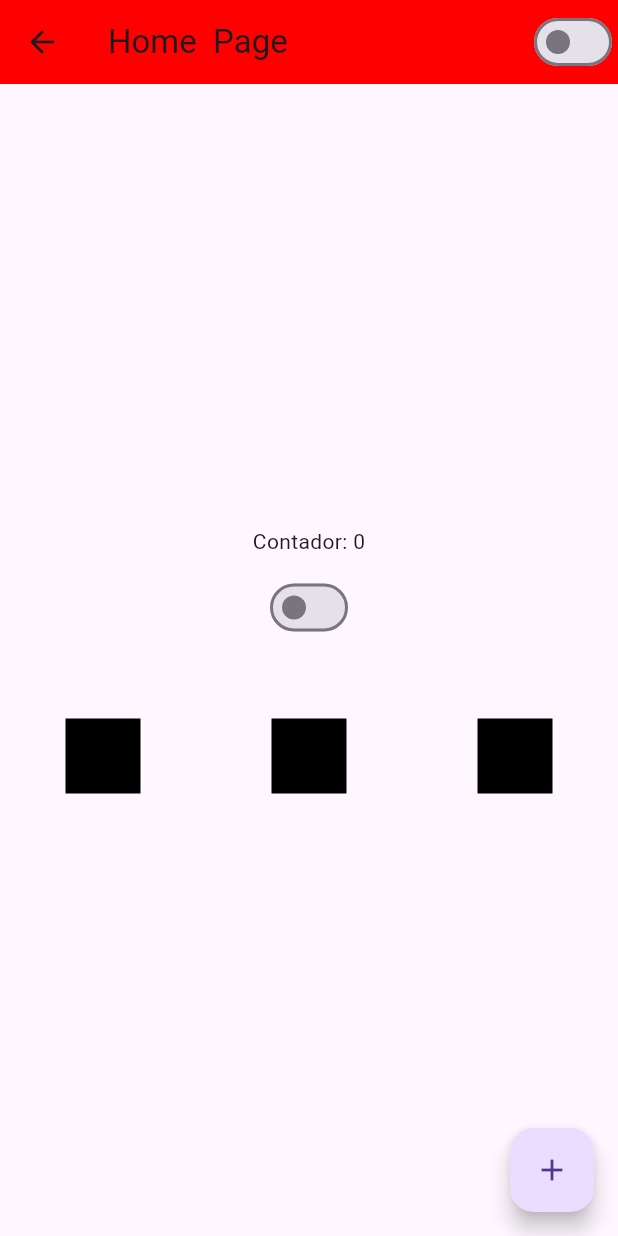
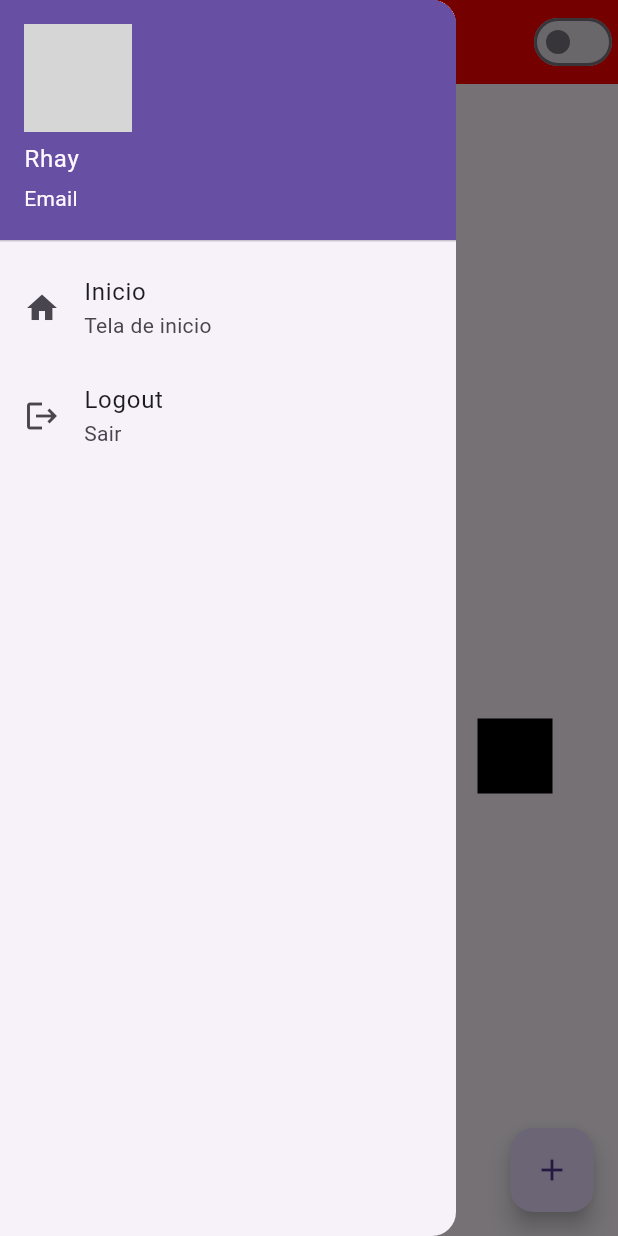
Before and after one commit to rhayonne/flutter_studies, a Flutter app: the HomePage screen opened by its route, with the side drawer open (before the commit the screen has no drawer), on a phone screen of 412 x 824 dp. Run offline on Flutter 3.47's test engine with Material 3 defaults, Android fonts, the phone set to English and light mode, and no system bars; network calls fail; grey boxes are pictures that could not be loaded.

```diff
--- a/hello_word/lib/home_page.dart
+++ b/hello_word/lib/home_page.dart
@@ -16,7 +16,34 @@ class HomePageStates extends State<HomePage> {
 
   @override
   Widget build(BuildContext context) {
+    final String emailLogin =
+        (ModalRoute.of(context)?.settings.arguments as String?) ?? 'Email';
     return Scaffold(
+      drawer: Drawer(
+        child: Column(
+          children: [
+            UserAccountsDrawerHeader(
+              currentAccountPicture: Image.network(
+                'https://plus.unsplash.com/premium_vector-1719858611039-66c134efa74d?q=80&w=1480&auto=format&fit=crop&ixlib=rb-4.1.0&ixid=M3wxMjA3fDB8MHxwaG90by1wYWdlfHx8fGVufDB8fHx8fA%3D%3D',
+              ),
+              accountName: Text('Rhay'),
+              accountEmail: Text(emailLogin),
+            ),
+            ListTile(
+              title: Text('Inicio'),
+              subtitle: Text('Tela de inicio'),
+              leading: Icon(Icons.home),
+              onTap: () => {print('home')},
+            ),
+            ListTile(
+              title: Text('Logout'),
+              subtitle: Text('Sair'),
+              leading: Icon(Icons.logout),
+              onTap: () => {Navigator.of(context).pushReplacementNamed('/')},
+            ),
+          ],
+        ),
+      ),
       appBar: AppBar(
         title: Text('Home  Page'),
         backgroundColor: const Color.fromARGB(255, 255, 0, 0),
--- a/hello_word/lib/login_page.dart
+++ b/hello_word/lib/login_page.dart
@@ -99,7 +99,9 @@ class _LoginPageState extends State<LoginPage> {
                         onPressed: () {
                           if (email == 'a@a.com' && password == '123') {
                             // Rotas automaticas - Depois de nomea-las no app_widget
-                            Navigator.of(context).pushReplacementNamed('/home');
+                            Navigator.of(
+                              context,
+                            ).pushReplacementNamed('/home', arguments: email);
 
                             // Rotas manuais
                             // Navegar e remplacer a tela nao, tera botao voltar
```
